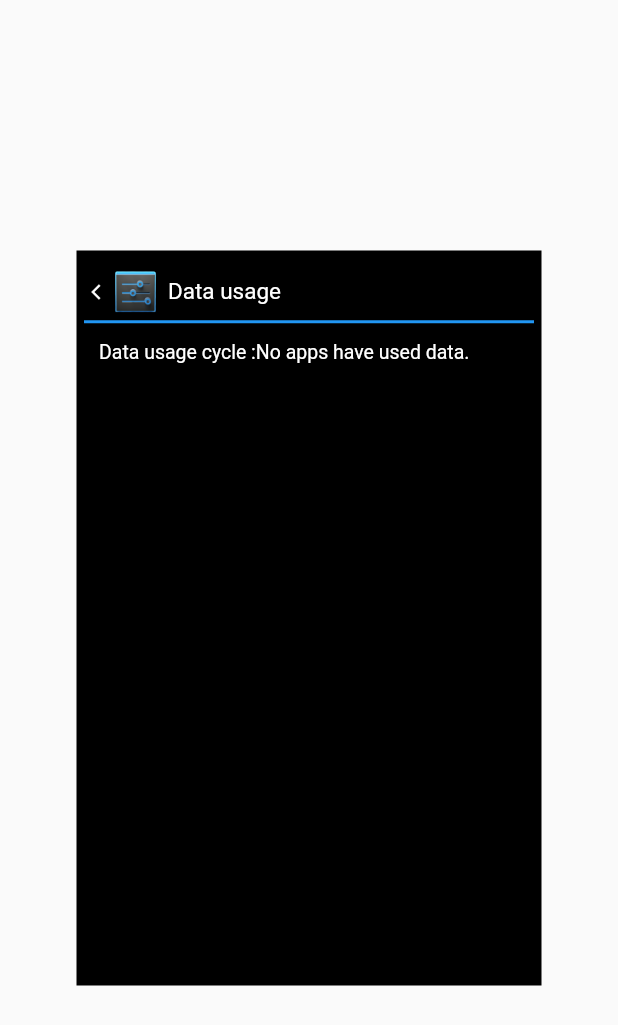
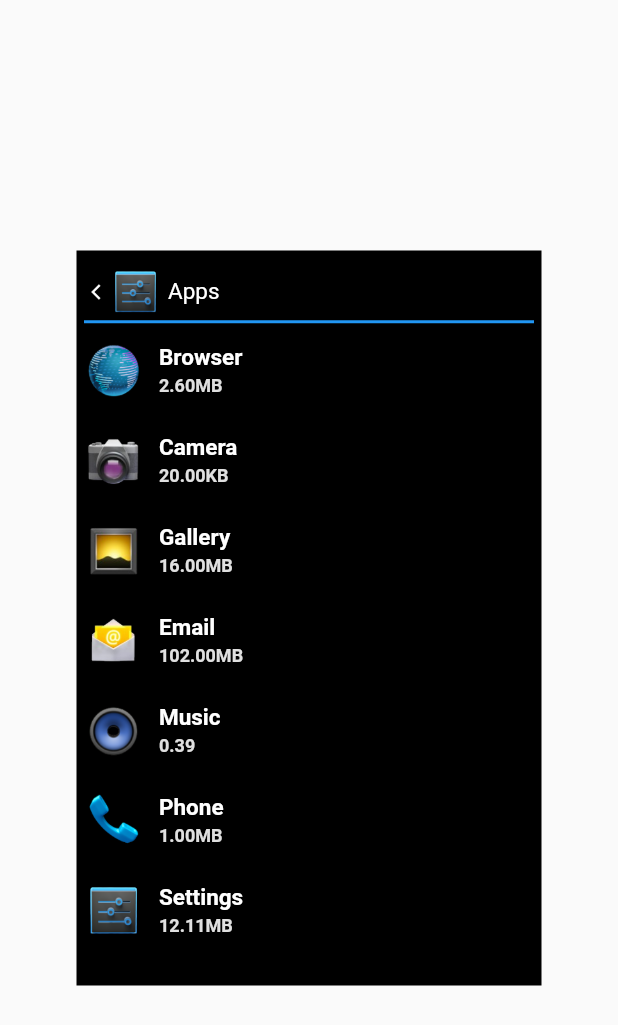
Before and after one commit to TechArmy-jett/jelly_bean, a Flutter app: the screen it shows after launch, on a phone screen of 412 x 824 dp. Shown: the top 1025 px of the screen. Run offline on Flutter 3.47's test engine with Material 2 defaults, Android fonts, the phone set to English and light mode, and no system bars.

Commit message:
Apps screens done

```diff
--- a/lib/main.dart
+++ b/lib/main.dart
@@ -1,6 +1,7 @@
 import 'package:flutter/material.dart';
 import 'package:jellybean/ui/views/home/home_screen.dart';
 import 'package:jellybean/ui/views/settings/add_account.dart';
+import 'package:jellybean/ui/views/settings/device/apps.dart';
 import 'package:jellybean/ui/views/settings/device/display.dart';
 import 'package:jellybean/ui/views/settings/device/sound.dart';
 import 'package:jellybean/ui/views/settings/personal/backup_reset.dart';
@@ -41,7 +42,7 @@ class MyApp extends StatelessWidget {
         // closer together (more dense) than on mobile platforms.
         visualDensity: VisualDensity.adaptivePlatformDensity,
       ),
-      home: DataUsageScreen(),
+      home: AppsScreen(),
     );
   }
 }
--- /dev/null
+++ b/lib/ui/views/settings/device/apps.dart
@@ -0,0 +1,145 @@
+import 'package:flutter/material.dart';
+import 'package:jellybean/utils/utils.dart';
+
+class AppsScreen extends StatelessWidget {
+
+  List<String> _appNames = [
+    'Browser',
+    'Camera',
+    'Gallery',
+    'Email',
+    'Music',
+    'Phone',
+    'Settings',
+    'Search',
+    'Contact',
+    'Clock'
+  ];
+
+  List<String> _appImages = [
+    AppImages.browser,
+    AppImages.camera,
+    AppImages.gallery,
+    AppImages.email,
+    AppImages.music,
+    AppImages.phone,
+    AppImages.settings,
+    AppImages.search,
+    AppImages.contact,
+    AppImages.clock,
+  ];
+
+  List<String> _appSize = [
+    '2.60MB',
+    '20.00KB',
+    '16.00MB',
+    '102.00MB',
+    '0.39',
+    '1.00MB',
+    '12.11MB',
+    '6.33MB',
+    '11.00MB',
+    '21.03MB',
+  ];
+  @override
+  Widget build(BuildContext context) {
+    return Scaffold(
+      body: Center(
+        child: Container(
+          height: kScreenHeight,
+          width: kScreenWidth,
+          color: Colors.black,
+          padding: EdgeInsets.symmetric(horizontal: 5, vertical: 10),
+          child: Column(
+            children: <Widget>[
+              Padding(
+                padding: const EdgeInsets.symmetric(horizontal: 5),
+                child: Row(
+                  children: <Widget>[
+                    InkWell(
+                      onTap: () {},
+                      child: Icon(
+                        Icons.arrow_back_ios,
+                        size: 12,
+                        color: Colors.white,
+                      ),
+                    ),
+                    Container(
+                      height: iconSize - 15,
+                      width: iconSize - 15,
+                      decoration: BoxDecoration(
+                        image: DecorationImage(
+                            image: AssetImage(AppImages.settings)),
+                      ),
+                    ),
+                    XBox(4),
+                    Text(
+                      'Apps',
+                      style: TextStyle(
+                        color: Colors.white,
+                        fontSize: 15,
+                      ),
+                    )
+                  ],
+                ),
+              ),
+              Divider(
+                height: 5,
+                color: Colors.blue,
+                thickness: 2,
+              ),
+              YBox(10),
+
+              Expanded(
+                child: ListView.separated(
+                  padding: EdgeInsets.zero,
+                  itemCount: _appImages.length,
+                  separatorBuilder: (_, index) => YBox(20),
+                  itemBuilder: (_, index){
+                    return Row (
+                      children: <Widget>[
+                        Image(
+                          image: AssetImage(_appImages.elementAt(index)),
+                          height: 40,
+                            width: 40,
+                        ),
+
+                        XBox(10),
+
+                        Column(
+                          crossAxisAlignment: CrossAxisAlignment.start,
+                          mainAxisAlignment: MainAxisAlignment.center,
+                          children: <Widget>[
+                            Text(
+                              _appNames.elementAt(index),
+                              style: TextStyle(
+                                fontSize: 15,
+                                color: Colors.white,
+                                fontFamily: AppStrings.robotoBold
+                              ),
+                            ),
+
+                            YBox(3),
+
+                            Text(
+                              _appSize.elementAt(index),
+                              style: TextStyle(
+                                  fontSize: 12,
+                                  color: Colors.grey[300],
+                                  fontFamily: AppStrings.robotoBold
+                              ),
+                            ),
+                          ],
+                        ),
+                      ],
+                    );
+                  },
+                ),
+              ),
+            ],
+          ),
+        ),
+      ),
+    );
+  }
+}
```
